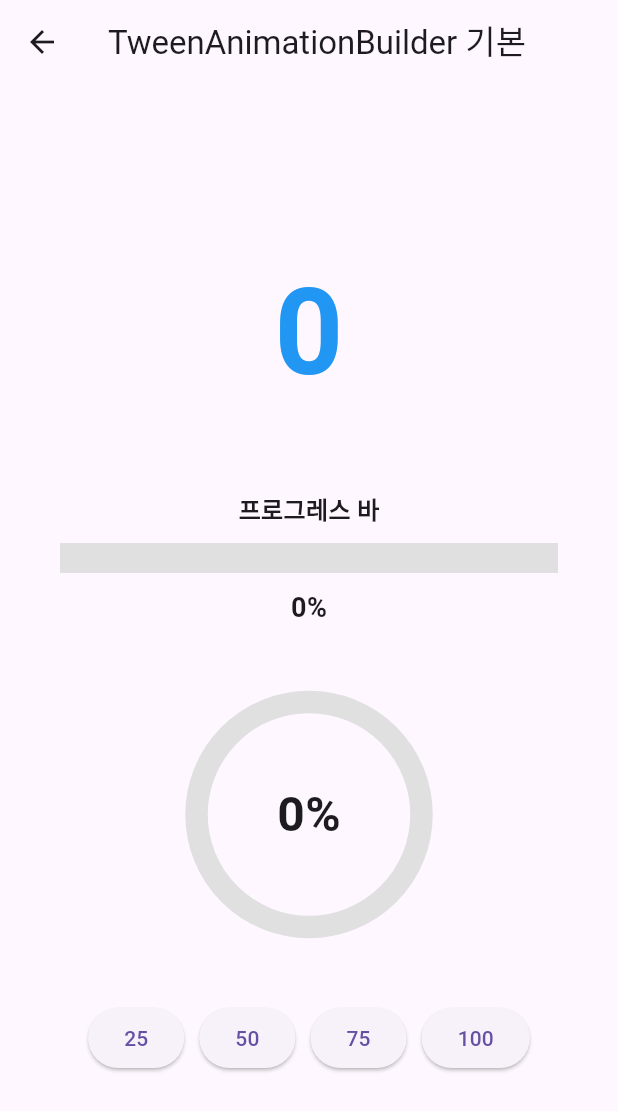
After one commit to Dansot4891/flutter_animations, a Flutter app: the screen it shows after launch, after a tap on "TweenAnimationBuilderEx", on a phone screen of 412 x 824 dp. The commit adds this screen. Shown: the top 1111 px of the screen. Run offline on Flutter 3.47's test engine with Material 3 defaults, Android fonts, the phone set to English and light mode, and no system bars.

Commit message:
tween animation builder

```diff
--- a/lib/animation_page.dart
+++ b/lib/animation_page.dart
@@ -3,6 +3,7 @@ import 'package:flutter_animations/animations/expilcit/animated_container/animat
 import 'package:flutter_animations/animations/expilcit/animated_default_text_style/animated_default_text_style_ex.dart';
 import 'package:flutter_animations/animations/expilcit/animated_opacity/animated_opacity_ex.dart';
 import 'package:flutter_animations/animations/expilcit/animated_positioned/animated_positioned_ex.dart';
+import 'package:flutter_animations/animations/expilcit/tween_animation_builder/tween_animation_builder_ex.dart';
 
 class AnimationPage extends StatelessWidget {
   const AnimationPage({super.key});
@@ -58,6 +59,17 @@ class AnimationPage extends StatelessWidget {
               },
               child: Text('AnimatedPositionedEx'),
             ),
+            TextButton(
+              onPressed: () {
+                Navigator.push(
+                  context,
+                  MaterialPageRoute(
+                    builder: (context) => TweenAnimationBuilderEx(),
+                  ),
+                );
+              },
+              child: Text('TweenAnimationBuilderEx'),
+            ),
           ],
         ),
       ),
--- a/lib/animations/expilcit/animated_positioned/animated_positioned_ex.dart
+++ b/lib/animations/expilcit/animated_positioned/animated_positioned_ex.dart
@@ -1,3 +1,5 @@
+import 'dart:math';
+
 import 'package:flutter/material.dart';
 
 /// AnimatedPositioned 사용 예제
@@ -35,8 +37,8 @@ class _AnimatedPositionedExState extends State<AnimatedPositionedEx> {
                     duration: Duration(milliseconds: 500),
                     curve: Curves.easeInOut,
                     // 위치 변경
-                    top: isMoved ? 200 : 50,
-                    left: isMoved ? 200 : 50,
+                    top: isMoved ? Random().nextDouble() * 300 : 50,
+                    left: isMoved ? Random().nextDouble() * 300 : 50,
                     child: Container(
                       width: 100,
                       height: 100,
--- /dev/null
+++ b/lib/animations/expilcit/tween_animation_builder/tween_animation_builder_ex.dart
@@ -0,0 +1,140 @@
+import 'package:flutter/material.dart';
+
+/// TweenAnimationBuilder 사용 예제
+/// 숫자 카운터 애니메이션
+/// 프로그레스 바 애니메이션
+/// 원형 프로그레스 애니메이션
+class TweenAnimationBuilderEx extends StatefulWidget {
+  const TweenAnimationBuilderEx({super.key});
+  @override
+  State<TweenAnimationBuilderEx> createState() =>
+      _TweenAnimationBuilderExState();
+}
+
+class _TweenAnimationBuilderExState extends State<TweenAnimationBuilderEx> {
+  double targetValue = 0;
+
+  @override
+  Widget build(BuildContext context) {
+    return Scaffold(
+      appBar: AppBar(title: Text('TweenAnimationBuilder 기본')),
+      body: Center(
+        child: Column(
+          mainAxisAlignment: MainAxisAlignment.center,
+          children: [
+            // 기본 예제 - 숫자 카운터 애니메이션
+            TweenAnimationBuilder<double>(
+              tween: Tween<double>(begin: 0, end: targetValue),
+              duration: Duration(seconds: 1),
+              curve: Curves.easeOut,
+              builder: (context, value, child) {
+                return Text(
+                  value.toStringAsFixed(0),
+                  style: TextStyle(
+                    fontSize: 80,
+                    fontWeight: FontWeight.bold,
+                    color: Colors.blue,
+                  ),
+                );
+              },
+            ),
+
+            SizedBox(height: 50),
+
+            // 프로그레스 바 애니메이션
+            Container(
+              padding: EdgeInsets.symmetric(horizontal: 40),
+              child: Column(
+                children: [
+                  Text(
+                    '프로그레스 바',
+                    style: TextStyle(fontSize: 16, fontWeight: FontWeight.bold),
+                  ),
+                  SizedBox(height: 10),
+                  TweenAnimationBuilder<double>(
+                    tween: Tween<double>(begin: 0, end: targetValue / 100),
+                    duration: Duration(seconds: 1),
+                    curve: Curves.easeInOut,
+                    builder: (context, value, child) {
+                      return Column(
+                        children: [
+                          LinearProgressIndicator(
+                            value: value,
+                            minHeight: 20,
+                            backgroundColor: Colors.grey[300],
+                            valueColor: AlwaysStoppedAnimation<Color>(
+                              Colors.blue,
+                            ),
+                          ),
+                          SizedBox(height: 10),
+                          Text(
+                            '${(value * 100).toStringAsFixed(0)}%',
+                            style: TextStyle(
+                              fontSize: 18,
+                              fontWeight: FontWeight.bold,
+                            ),
+                          ),
+                        ],
+                      );
+                    },
+                  ),
+                ],
+              ),
+            ),
+
+            SizedBox(height: 50),
+
+            // 원형 프로그레스
+            TweenAnimationBuilder<double>(
+              tween: Tween<double>(begin: 0, end: targetValue / 100),
+              duration: Duration(milliseconds: 1500),
+              curve: Curves.easeOut,
+              builder: (context, value, child) {
+                return Stack(
+                  alignment: Alignment.center,
+                  children: [
+                    SizedBox(
+                      width: 150,
+                      height: 150,
+                      child: CircularProgressIndicator(
+                        value: value,
+                        strokeWidth: 15,
+                        backgroundColor: Colors.grey[300],
+                        valueColor: AlwaysStoppedAnimation<Color>(Colors.green),
+                      ),
+                    ),
+                    Text(
+                      '${(value * 100).toStringAsFixed(0)}%',
+                      style: TextStyle(
+                        fontSize: 32,
+                        fontWeight: FontWeight.bold,
+                      ),
+                    ),
+                  ],
+                );
+              },
+            ),
+
+            SizedBox(height: 50),
+
+            Wrap(
+              spacing: 10,
+              children: [25, 50, 75, 100]
+                  .map(
+                    (e) => ElevatedButton(
+                      onPressed: () {
+                        setState(() {
+                          targetValue = e.toDouble();
+                        });
+                      },
+                      child: Text(e.toString()),
+                    ),
+                  )
+                  .toList(),
+            ),
+          ],
+        ),
+      ),
+    );
+  }
+}
```
